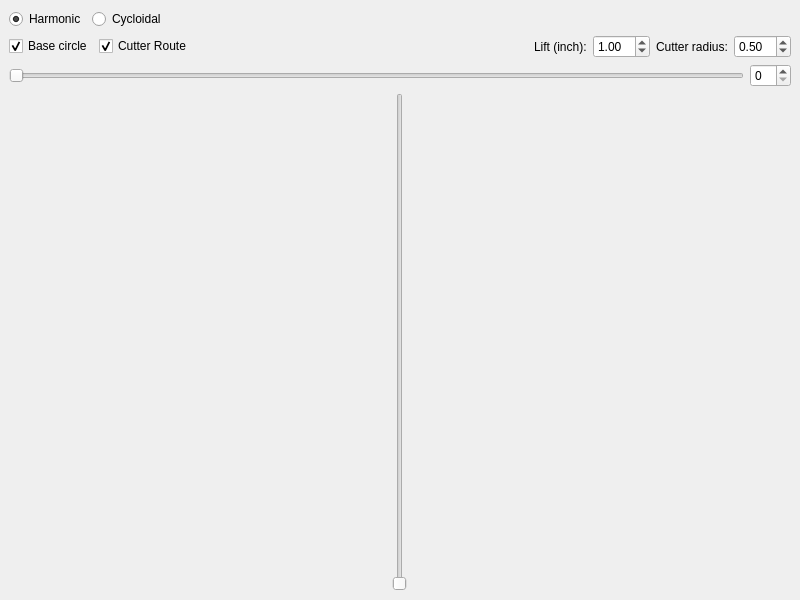
First picture: the form in core/main.ui, repository 40323230/camProfile, before the edit.
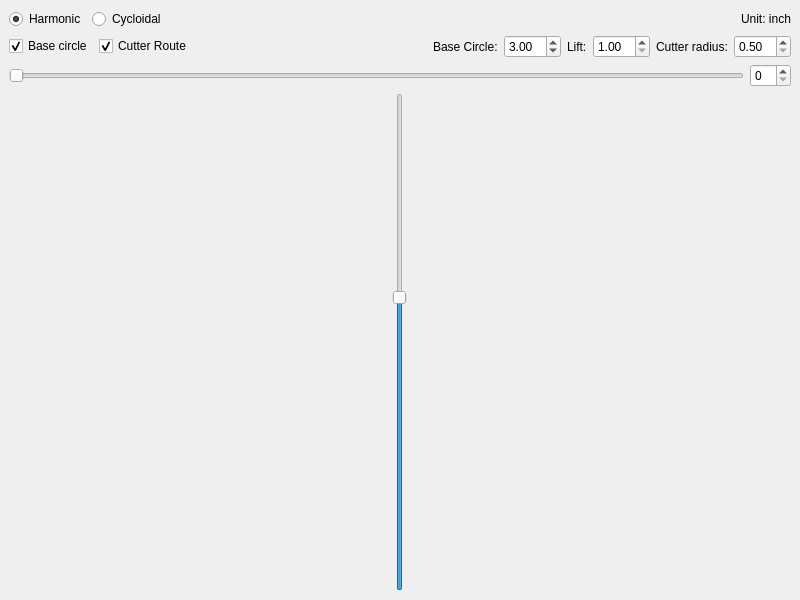
Second picture: the form after the edit.

```diff
--- a/core/main.ui
+++ b/core/main.ui
@@ -47,6 +47,13 @@
         </property>
        </spacer>
       </item>
+      <item>
+       <widget class="QLabel" name="label_4">
+        <property name="text">
+         <string>Unit: inch</string>
+        </property>
+       </widget>
+      </item>
      </layout>
     </item>
     <item>
@@ -84,17 +91,37 @@
         </property>
        </spacer>
       </item>
+      <item>
+       <widget class="QLabel" name="label_3">
+        <property name="text">
+         <string>Base Circle:</string>
+        </property>
+       </widget>
+      </item>
+      <item>
+       <widget class="QDoubleSpinBox" name="baseVal">
+        <property name="minimum">
+         <double>1.000000000000000</double>
+        </property>
+        <property name="maximum">
+         <double>10.000000000000000</double>
+        </property>
+        <property name="value">
+         <double>3.000000000000000</double>
+        </property>
+       </widget>
+      </item>
       <item>
        <widget class="QLabel" name="label_2">
         <property name="text">
-         <string>Lift (inch):</string>
+         <string>Lift:</string>
         </property>
        </widget>
       </item>
       <item>
        <widget class="QDoubleSpinBox" name="liftVal">
         <property name="minimum">
-         <double>0.010000000000000</double>
+         <double>1.000000000000000</double>
         </property>
         <property name="maximum">
          <double>10.000000000000000</double>
@@ -114,7 +141,7 @@
       <item>
        <widget class="QDoubleSpinBox" name="cutterRadiusVal">
         <property name="minimum">
-         <double>0.010000000000000</double>
+         <double>0.500000000000000</double>
         </property>
         <property name="maximum">
          <double>10.000000000000000</double>
@@ -154,11 +181,14 @@
          <number>1</number>
         </property>
         <property name="maximum">
-         <number>10</number>
+         <number>50</number>
         </property>
         <property name="pageStep">
          <number>1</number>
         </property>
+        <property name="value">
+         <number>30</number>
+        </property>
         <property name="orientation">
          <enum>Qt::Vertical</enum>
         </property>
```
